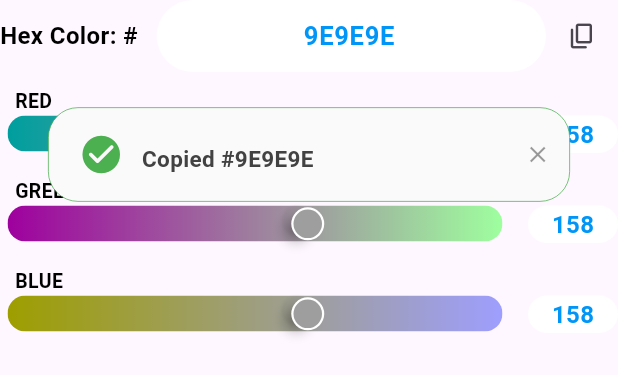
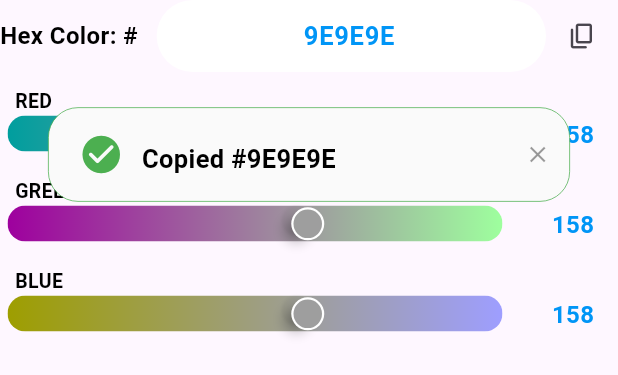
Before and after one commit to yunisrajabi/ios_color_picker, a Flutter app: the SlidePicker widget shown alone on an empty page, opened directly with empty values, after a tap on the "content copy" icon, on a phone screen of 412 x 824 dp. Shown: the top 375 px of the screen. Run offline on Flutter 3.47's test engine with Material 3 defaults, Android fonts, the phone set to English and light mode, and no system bars; our stand-ins replace plugin_platform_interface, shared_preferences, smooth_page_indicator, toastification; missing offline and left inert: super_tooltip; accounts and stored records are empty; Roboto replaces fonts that are missing (Anaheim).

Commit message:
refactor(custom_picker): update color and styling for consistency and clarity
- Changed background color to transparent for better visual integration
- Updated input field border styling to improve focus state visibility
- Adjusted text styling for better readability and consistency

```diff
--- a/lib/custom_picker/ios_color_picker.dart
+++ b/lib/custom_picker/ios_color_picker.dart
@@ -158,10 +158,10 @@ class _IosColorPickerState extends State<IosColorPicker> {
                       margin: const EdgeInsets.only(right: 16, left: 16),
                       alignment: Alignment.center,
                       decoration: BoxDecoration(
-                          color:
-                              Theme.of(context).brightness == Brightness.light
-                                  ? Colors.white
-                                  : Colors.grey.shade800,
+                          color: Colors.transparent,
+                          // Theme.of(context).brightness == Brightness.light
+                          //     ? Colors.white
+                          //     : Colors.grey.shade800,
                           borderRadius: BorderRadius.all(Radius.circular(100))),
                       child: ValueListenableBuilder<Color>(
                         valueListenable: colorController,
--- a/lib/custom_picker/pickers/slider_picker/slider_picker.dart
+++ b/lib/custom_picker/pickers/slider_picker/slider_picker.dart
@@ -196,10 +196,10 @@ class _SlidePickerState extends State<SlidePicker> {
                       margin: const EdgeInsets.only(left: 28),
                       alignment: Alignment.center,
                       decoration: BoxDecoration(
-                          color:
-                              Theme.of(context).brightness == Brightness.light
-                                  ? Colors.white
-                                  : Colors.grey.shade800,
+                          color: Colors.transparent,
+                          // Theme.of(context).brightness == Brightness.light
+                          //     ? Colors.white
+                          //     : Colors.grey.shade800,
                           borderRadius: BorderRadius.all(Radius.circular(100))),
                       child: Text(
                         textScaler: TextScaler.noScaling,
@@ -255,10 +255,16 @@ class _SlidePickerState extends State<SlidePicker> {
                   filled: true,
                   fillColor: Theme.of(context).brightness == Brightness.light
                       ? Colors.white
-                      : Colors.grey.shade800,
+                      : Color(0xFF303030),
                   counterText: '',
-                  border: OutlineInputBorder(
+                  enabledBorder: OutlineInputBorder(
                     borderSide: BorderSide.none,
+                    borderRadius: BorderRadius.all(
+                      Radius.circular(100.0),
+                    ),
+                  ),
+                  focusedBorder: OutlineInputBorder(
+                    borderSide: BorderSide(color: Color(0xFF0095F6)),
                     borderRadius: BorderRadius.all(
                       Radius.circular(100.0),
                     ),
@@ -345,10 +351,10 @@ class SnackBarHelper {
           textScaler: TextScaler.noScaling,
           style: TextStyle(
             fontFamily: 'Anaheim',
-            fontSize: 15,
-            fontWeight: FontWeight.w600,
+            fontSize: 17.0,
+            fontWeight: FontWeight.bold,
             color: Theme.of(context).brightness == Brightness.light
-                ? Colors.grey[800]
+                ? Colors.black
                 : Colors.white,
           ),
         ),
```
